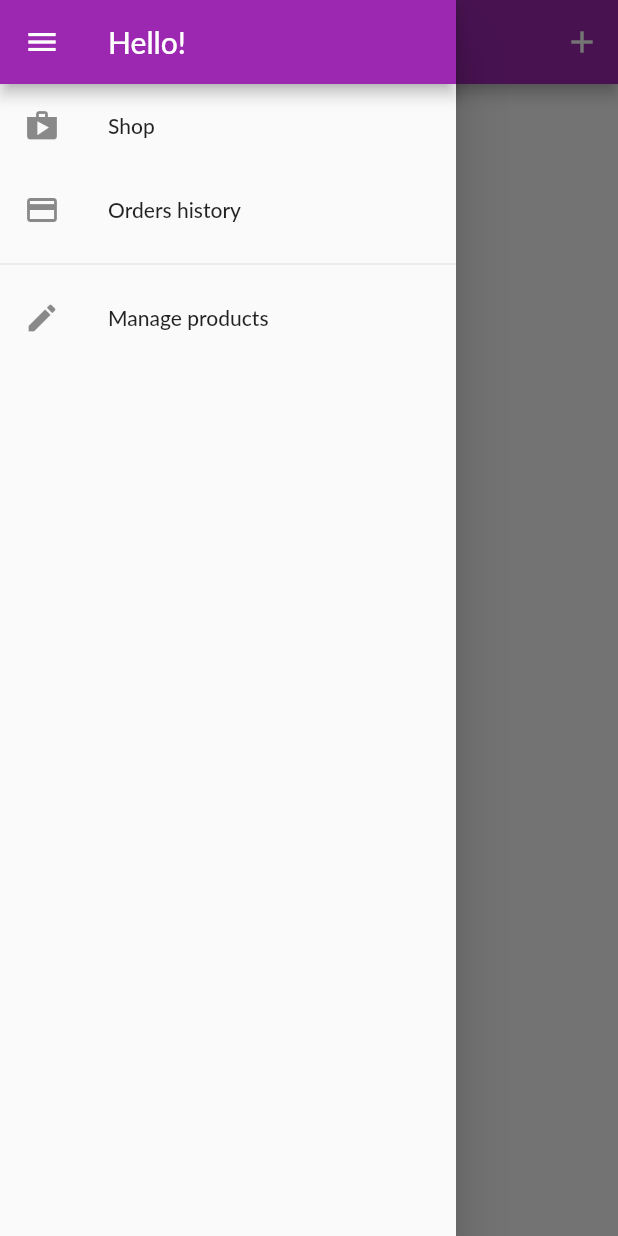
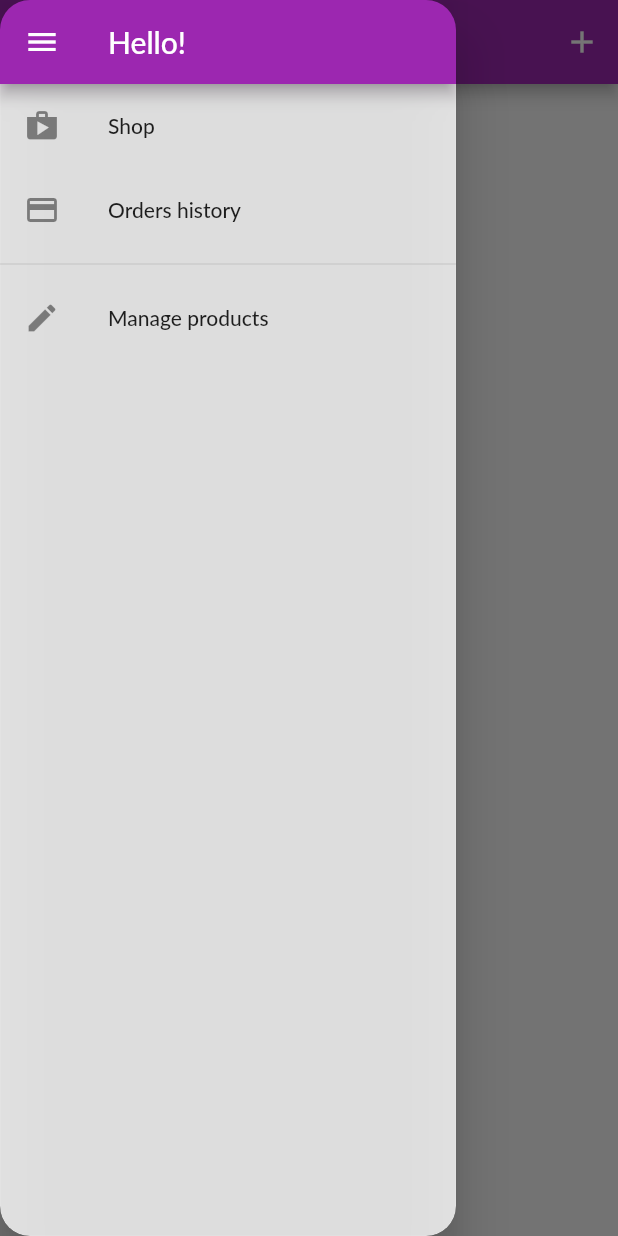
Before and after one commit to minhho89/Flutter_Shop_App, a Flutter app: the UserProductScreen screen opened by its route, with the side drawer open, on a phone screen of 412 x 824 dp. Run offline on Flutter 3.47's test engine with Material 2 defaults, Android fonts, the phone set to English and light mode, and no system bars; network calls fail; Roboto replaces fonts that are missing (Lato).

Commit message:
neumorphism glass applied to drawer

```diff
--- a/lib/screens/orders_screen/order_screen.dart
+++ b/lib/screens/orders_screen/order_screen.dart
@@ -18,7 +18,9 @@ class OrderScreen extends StatelessWidget {
       appBar: AppBar(
         title: Text('My Orders'),
       ),
-      drawer: AppDrawer(),
+      drawer: Theme(
+          data: Theme.of(context).copyWith(canvasColor: Colors.transparent),
+          child: const AppDrawer(),),
       body: FutureBuilder(
         future: _refreshOrders(context),
         builder: (ctx, dataSnapshot) {
--- a/lib/screens/products_overview_screen/products_overview_screen.dart
+++ b/lib/screens/products_overview_screen/products_overview_screen.dart
@@ -79,7 +79,10 @@ class _ProductsOverviewScreenState extends State<ProductsOverviewScreen> {
           : Body(
               showFav: _showOnlyFavorites,
             ),
-      drawer: const AppDrawer(),
+      drawer: Theme(
+        data: Theme.of(context).copyWith(canvasColor: Colors.transparent),
+        child: const AppDrawer(),
+      ),
     );
   }
 }
--- a/lib/screens/user_product_screen/user_product_screen.dart
+++ b/lib/screens/user_product_screen/user_product_screen.dart
@@ -25,7 +25,10 @@ class UserProductScreen extends StatelessWidget {
           ),
         ],
       ),
-      drawer: const AppDrawer(),
+      drawer: Theme(
+        data: Theme.of(context).copyWith(canvasColor: Colors.transparent),
+        child: const AppDrawer(),
+      ),
       body: FutureBuilder(
         future: products.fetchAndSetProducts(true),
         builder: (ctx, snapshot) => snapshot.connectionState ==
--- a/lib/widgets/app_drawer.dart
+++ b/lib/widgets/app_drawer.dart
@@ -1,7 +1,8 @@
 import 'package:flutter/material.dart';
-import 'package:shop_app_nojson/screens/orders_screen/order_screen.dart';
-import 'package:shop_app_nojson/screens/products_overview_screen/products_overview_screen.dart';
+import 'package:shop_app_nojson/widgets/neumorphics/neumorphic_glass.dart';
 
+import '../screens/orders_screen/order_screen.dart';
+import '../screens/products_overview_screen/products_overview_screen.dart';
 import '../screens/user_product_screen/user_product_screen.dart';
 
 class AppDrawer extends StatelessWidget {
@@ -12,6 +13,9 @@ class AppDrawer extends StatelessWidget {
   @override
   Widget build(BuildContext context) {
     return Drawer(
+      child: NeumorphicGlass(
+        opacity: 0.8,
+        blur: 8,
         child: Column(
           children: [
             AppBar(
@@ -38,6 +42,7 @@ class AppDrawer extends StatelessWidget {
             ),
           ],
         ),
+      ),
     );
   }
 }
--- /dev/null
+++ b/lib/widgets/neumorphics/neumorphic_glass.dart
@@ -0,0 +1,39 @@
+import 'dart:ui';
+
+import 'package:flutter/material.dart';
+
+class NeumorphicGlass extends StatelessWidget {
+  const NeumorphicGlass({
+    Key? key,
+    required this.blur,
+    required this.opacity,
+    required this.child,
+  }) : super(key: key);
+
+  final double blur;
+  final double opacity;
+  final Widget child;
+
+  @override
+  Widget build(BuildContext context) {
+    return ClipRRect(
+      borderRadius: BorderRadius.circular(20),
+      child: BackdropFilter(
+        filter: ImageFilter.blur(sigmaX: blur, sigmaY: blur),
+        child: Container(
+          decoration: BoxDecoration(
+            color: Colors.white.withOpacity(opacity),
+            borderRadius: const BorderRadius.all(
+              Radius.circular(20),
+            ),
+            border: Border.all(
+              width: 0,
+              color: Colors.white.withOpacity(0.2),
+            ),
+          ),
+          child: child,
+        ),
+      ),
+    );
+  }
+}
```
Lines whose indentation alone changed are shown as unchanged.
